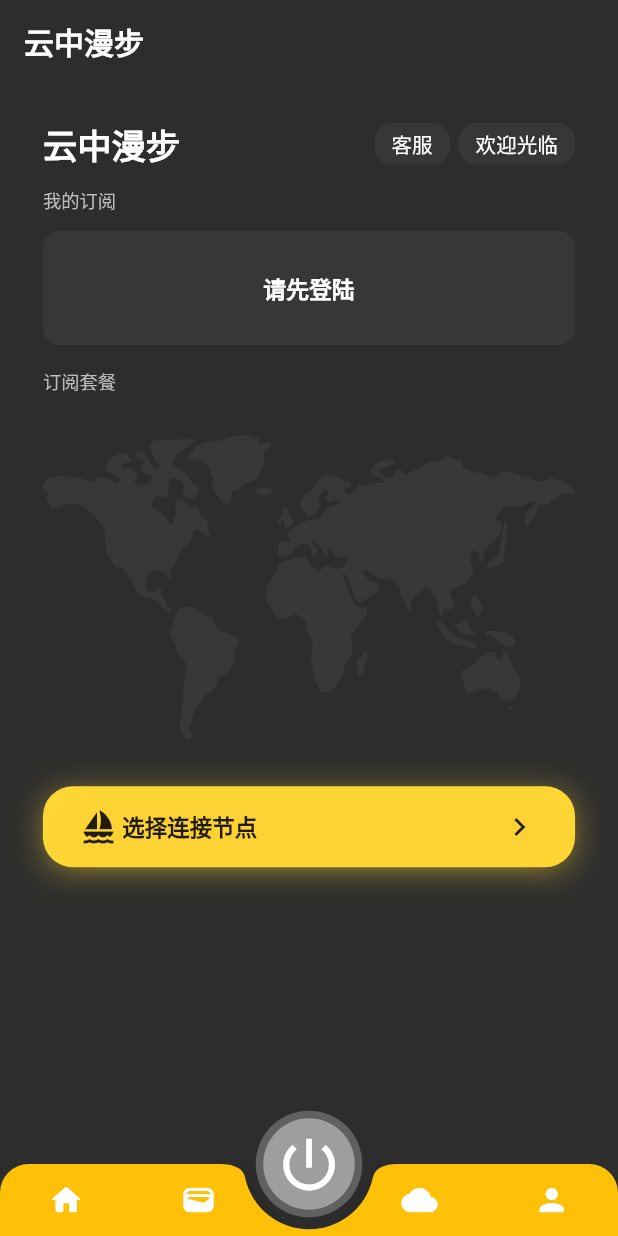
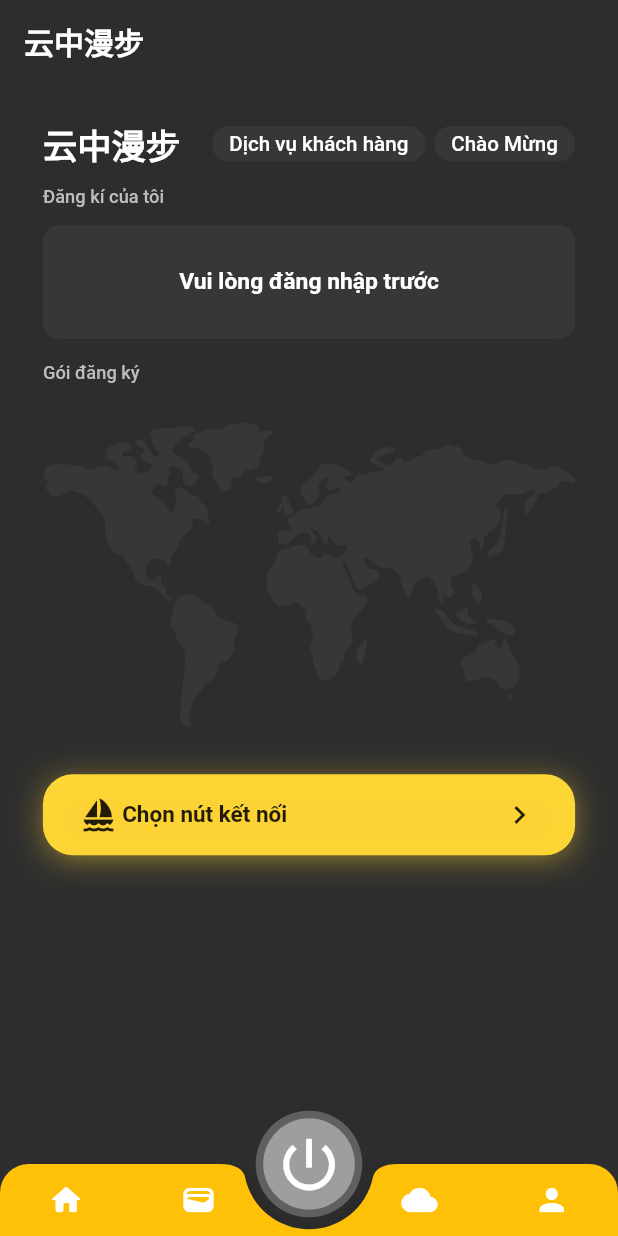
Before and after one commit to Github-Aiko/AikoVPN-Service-Application, a Flutter app: the screen it shows after launch, on a phone screen of 412 x 824 dp. Run offline on Flutter 3.47's test engine with Material 2 defaults, Android fonts, the phone set to English and light mode, and no system bars; our stand-ins replace dio, fluro, flutter_login, flutter_screenutil, fluttertoast, modal_bottom_sheet and 2 more; missing offline and left inert: crisp, flutter_icmp_ping; accounts and stored records are empty; generated files the repository leaves out were written again; network calls fail.

Commit message:
Update Language

```diff
--- a/lib/models/app_model.dart
+++ b/lib/models/app_model.dart
@@ -40,9 +40,9 @@ class AppModel extends BaseModel {
 
   final Map _tabMap = {
     0: AppStrings.appName,
-    1: '套餐',
-    2: '节点',
-    3: '我的',
+    1: 'Combo',
+    2: 'Node',
+    3: 'mine',
   };
 
   void jumpToPage(int page) {
@@ -77,7 +77,7 @@ class AppModel extends BaseModel {
   void togglePowerButton() async {
     if (vpnStatus == VpnStatus.connecting) {
       Fluttertoast.showToast(
-          msg: "正在连接中，请稍后...",
+          msg: "Connecting, please wait...",
           toastLength: Toast.LENGTH_SHORT,
           gravity: ToastGravity.CENTER,
           timeInSecForIosWeb: 2,
@@ -88,7 +88,7 @@ class AppModel extends BaseModel {
 
     if (vpnStatus == VpnStatus.disconnecting) {
       Fluttertoast.showToast(
-          msg: "正在断开中，请稍后...",
+          msg: "Disconnecting, please wait...",
           toastLength: Toast.LENGTH_SHORT,
           gravity: ToastGravity.CENTER,
           timeInSecForIosWeb: 2,
--- a/lib/pages/crisp_page.dart
+++ b/lib/pages/crisp_page.dart
@@ -18,7 +18,7 @@ class CrispPageState extends State<CrispPage> {
 
     crispMain = CrispMain(
       websiteId: AppStrings.crispWebsiteId,
-      locale: 'zh-cn',
+      locale: 'vi-VN',
     );
   }
 
--- a/lib/pages/login/login_page.dart
+++ b/lib/pages/login/login_page.dart
@@ -22,17 +22,17 @@ class LoginPageState extends State<LoginPage> {
 
   static String? _emailValidator(value) {
     if (value.isEmpty || !RegExp(r'^[^\s@]+@[^\s@]+\.[^\s@]+$').hasMatch(value)) {
-      return '请输入正确邮箱!';
+      return 'Vui lòng nhập địa chỉ email chính xác!';
     }
     return null;
   }
 
   static String? _passwordValidator(String? value) {
     if (value?.isEmpty == true) {
-      return '密码不能为空!';
+      return 'Vui lòng nhập địa chỉ email chính xác!';
     }
     if (value?.length == null || value!.length < 6) {
-      return '密码不能小于6位';
+      return 'Mật khẩu không được ít hơn 6 ký tự';
     }
     return null;
   }
@@ -43,7 +43,7 @@ class LoginPageState extends State<LoginPage> {
     try {
       await _loginModel.login(data.name, data.password);
     } catch (error) {
-      result = '登陆失败，请重试';
+      result = 'Đăng nhập thất bại. Xin hãy thử lại';
     }
 
     return result;
@@ -57,7 +57,7 @@ class LoginPageState extends State<LoginPage> {
 
       await _loginModel.login(data.name, data.password);
     } catch (error) {
-      result = '注册失败，请重试';
+      result = 'Đăng ký không thành công, vui lòng thử lại';
     }
 
     return result;
@@ -79,18 +79,18 @@ class LoginPageState extends State<LoginPage> {
       onLogin: _login,
       onSignup: _register,
       messages: LoginMessages(
-          userHint: '邮箱',
-          passwordHint: '密码',
-          confirmPasswordHint: '确认密码',
-          confirmPasswordError: '两次密码不匹配',
-          forgotPasswordButton: '忘记密码？',
-          loginButton: '登陆',
-          signupButton: '注册',
-          recoverPasswordIntro: '重置密码',
-          recoverPasswordButton: '确定',
-          recoverPasswordDescription: '系统将向您的邮箱发送一封重置密码邮件，请注意查收',
-          recoverPasswordSuccess: '发送成功',
-          goBackButton: '返回'),
+          userHint: 'Mail',
+          passwordHint: 'Mật Khẩu',
+          confirmPasswordHint: 'Xác nhận mật khẩu',
+          confirmPasswordError: 'Hai mật khẩu không khớp',
+          forgotPasswordButton: 'Quên mật khẩu?',
+          loginButton: 'Đăng Nhập',
+          signupButton: 'Đăng Kí',
+          recoverPasswordIntro: 'Đặt lại mật khẩu',
+          recoverPasswordButton: 'Chắc chắn',
+          recoverPasswordDescription: 'Hệ thống sẽ gửi email đặt lại mật khẩu vào hòm thư của bạn, hãy chú ý kiểm tra nhé',
+          recoverPasswordSuccess: 'Gửi thành công',
+          goBackButton: 'Trở lại'),
       onSubmitAnimationCompleted: () {
         NavigatorUtil.goHomePage(context);
       },
--- a/lib/pages/my_profile.dart
+++ b/lib/pages/my_profile.dart
@@ -54,7 +54,7 @@ class MyProfileState extends State<MyProfile> {
                   children: <Widget>[
                     ProfileWidget(
                       avatar: _userModel.userEntity?.avatarUrl,
-                      userName: _userModel.userEntity?.email ?? "欢迎光临",
+                      userName: _userModel.userEntity?.email ?? "Chào mừng",
                       onTap: onLogoutTap,
                     ),
                     Container(
@@ -118,12 +118,12 @@ class AccountWidget extends StatelessWidget {
           Container(
             padding: const EdgeInsets.only(bottom: 16),
             child: InkWell(
-              onTap: () => onWebLinkTap("个人中心", '/profile'),
+              onTap: () => onWebLinkTap("Trung tâm cá nhân", '/profile'),
               child: Row(
                 mainAxisAlignment: MainAxisAlignment.spaceBetween,
                 children: const [
                   Text(
-                    "🙍 个人中心",
+                    "🙍 Trung tâm cá nhân",
                     style: TextStyle(
                       fontSize: 18,
                     ),
@@ -136,12 +136,12 @@ class AccountWidget extends StatelessWidget {
           Container(
             padding: const EdgeInsets.only(bottom: 16),
             child: InkWell(
-              onTap: () => onWebLinkTap("我的工单", "/ticket"),
+              onTap: () => onWebLinkTap("Ticket của tôi", "/ticket"),
               child: Row(
                 mainAxisAlignment: MainAxisAlignment.spaceBetween,
                 children: const [
                   Text(
-                    "🎫 我的工单",
+                    "🎫 Ticket của tôi",
                     style: TextStyle(
                       fontSize: 18,
                     ),
@@ -154,12 +154,12 @@ class AccountWidget extends StatelessWidget {
           Container(
             padding: const EdgeInsets.only(bottom: 16),
             child: InkWell(
-              onTap: () => onWebLinkTap("流量明细", "traffic"),
+              onTap: () => onWebLinkTap("Chi tiết dung lượng", "traffic"),
               child: Row(
                 mainAxisAlignment: MainAxisAlignment.spaceBetween,
                 children: const [
                   Text(
-                    "🔖 流量明细",
+                    "🔖 Chi tiết dung lượng",
                     style: TextStyle(
                       fontSize: 18,
                     ),
@@ -193,7 +193,7 @@ class FinanceWidget extends StatelessWidget {
               mainAxisAlignment: MainAxisAlignment.spaceBetween,
               children: const [
                 Text(
-                  "财务",
+                  "Tài chính",
                   style: TextStyle(
                     color: Color(0xFFADADAD),
                     fontSize: 20,
@@ -206,12 +206,12 @@ class FinanceWidget extends StatelessWidget {
           Container(
             padding: const EdgeInsets.only(bottom: 16),
             child: InkWell(
-              onTap: () => onWebLinkTap("我的订单", "/order"),
+              onTap: () => onWebLinkTap("Đặt Hàng", "/order"),
               child: Row(
                 mainAxisAlignment: MainAxisAlignment.spaceBetween,
                 children: const [
                   Text(
-                    "💳 我的订单",
+                    "💳 Đơn hàng của tôi",
                     style: TextStyle(
                       fontSize: 18,
                     ),
@@ -224,12 +224,12 @@ class FinanceWidget extends StatelessWidget {
           Container(
             padding: const EdgeInsets.only(bottom: 16),
             child: InkWell(
-              onTap: () => onWebLinkTap("我的邀请", "/invite"),
+              onTap: () => onWebLinkTap("Lời mời của tôi", "/invite"),
               child: Row(
                 mainAxisAlignment: MainAxisAlignment.spaceBetween,
                 children: const [
                   Text(
-                    "🫲 我的邀请",
+                    "🗳 Lời mời của tôi",
                     style: TextStyle(
                       fontSize: 18,
                     ),
--- a/lib/pages/server_list.dart
+++ b/lib/pages/server_list.dart
@@ -63,7 +63,7 @@ class ServerListPageState extends State<ServerListPage> with AutomaticKeepAliveC
           child: Container(
             alignment: Alignment.center,
             child: Text(
-              '节点列表为空，请确认是否已经订阅',
+              'Danh sách nút trống, vui lòng xác nhận xem bạn đã đăng ký chưa',
               style: TextStyle(
                   fontWeight: FontWeight.bold,
                   fontSize: ScreenUtil().setWidth(40),
@@ -85,12 +85,12 @@ class ServerListPageState extends State<ServerListPage> with AutomaticKeepAliveC
           children: [
             RichText(
                 text: TextSpan(
-                    text: '请选择 ',
+                    text: 'Xin vui lòng chọn',
                     style: Theme.of(context).textTheme.titleSmall?.copyWith(
                         fontWeight: FontWeight.w700, color: _appModel.isOn ? AppColors.grayColor : Colors.white),
                     children: [
                   TextSpan(
-                      text: '节点',
+                      text: 'Node',
                       style: Theme.of(context).textTheme.titleSmall?.copyWith(
                           fontWeight: FontWeight.normal, color: _appModel.isOn ? AppColors.grayColor : Colors.white))
                 ])),
@@ -202,7 +202,7 @@ class ServerListPageState extends State<ServerListPage> with AutomaticKeepAliveC
                       padding: EdgeInsets.only(right: ScreenUtil().setWidth(10)),
                       child: Text(
                         _serverModel.serverEntityList[index].ping!.inSeconds > 10
-                            ? '超时'
+                            ? 'Hết thời gian'
                             : "${_serverModel.serverEntityList[index].ping!.inMilliseconds}ms",
                         style: TextStyle(
                             color: _serverModel.serverEntityList[index].ping!.inSeconds > 10
--- a/lib/utils/http_util.dart
+++ b/lib/utils/http_util.dart
@@ -17,7 +17,7 @@ class HttpUtil {
     );
     dio = Dio(options);
     dio.interceptors.add(InterceptorsWrapper(onRequest: (options, handler) async {
-      print("========================请求数据===================");
+      print("========================Yêu cầu dữ liệu===================");
       print("url=${options.uri.toString()}");
       print("headers=${options.headers}");
       print("params=${options.data}");
@@ -40,7 +40,7 @@ class HttpUtil {
 
       return handler.next(options);
     }, onResponse: (response, handler) {
-      print("========================请求数据===================");
+      print("========================Yêu cầu dữ liệu===================");
       print("code=${response.statusCode}");
 
       if (response.statusCode! < 200 || response.statusCode! >= 300) {
@@ -54,7 +54,7 @@ class HttpUtil {
 
       return handler.next(response);
     }, onError: (error, handler) {
-      print("========================请求错误===================");
+      print("========================Yêu cầu sai===================");
       print("message =${error.message}");
       print("code=${error.response?.statusCode}");
 
--- a/lib/widgets/connection_stats.dart
+++ b/lib/widgets/connection_stats.dart
@@ -69,7 +69,7 @@ class ConnectionStatsState extends State<ConnectionStats> {
               Row(mainAxisAlignment: MainAxisAlignment.center, children: const [
                 Icon(Icons.map,
                     color: AppColors.grayColor, size: 20),
-                Text("其他节点",
+                Text("Các nút khác",
                     style:
                     TextStyle(fontSize: 12, color: AppColors.grayColor)),
                 Icon(Icons.chevron_right, color: AppColors.grayColor, size: 20)
@@ -108,7 +108,7 @@ class ConnectionStatsState extends State<ConnectionStats> {
                     crossAxisAlignment: CrossAxisAlignment.start,
                     children: [
                       const Text(
-                        "下行速度",
+                        "Tốc độ Download",
                         style: TextStyle(
                             color: AppColors.grayColor,
                             fontWeight: FontWeight.w500),
@@ -160,7 +160,7 @@ class ConnectionStatsState extends State<ConnectionStats> {
                     crossAxisAlignment: CrossAxisAlignment.start,
                     children: [
                       const Text(
-                        "上行速度",
+                        "Tốc độ Upload",
                         style: TextStyle(
                             color: AppColors.grayColor,
                             fontWeight: FontWeight.w500),
--- a/lib/widgets/logo_bar.dart
+++ b/lib/widgets/logo_bar.dart
@@ -48,7 +48,7 @@ class LogoBar extends StatelessWidget {
                     padding: EdgeInsets.symmetric(
                         vertical: ScreenUtil().setWidth(10), horizontal: ScreenUtil().setWidth(30)),
                     child: Text(
-                      "客服",
+                      "Dịch vụ khách hàng",
                       style:
                       TextStyle(fontSize: ScreenUtil().setSp(36), color: Colors.white, fontWeight: FontWeight.w500),
                     ),
@@ -66,7 +66,7 @@ class LogoBar extends StatelessWidget {
                     padding: EdgeInsets.symmetric(
                         vertical: ScreenUtil().setWidth(10), horizontal: ScreenUtil().setWidth(30)),
                     child: Text(
-                      userSubscribeModel?.userSubscribeEntity?.email ?? "欢迎光临",
+                      userSubscribeModel?.userSubscribeEntity?.email ?? "Chào Mừng",
                       style:
                           TextStyle(fontSize: ScreenUtil().setSp(36), color: Colors.white, fontWeight: FontWeight.w500),
                     ),
@@ -88,7 +88,7 @@ class LogoBar extends StatelessWidget {
                           padding: EdgeInsets.symmetric(
                               vertical: ScreenUtil().setWidth(10), horizontal: ScreenUtil().setWidth(30)),
                           child: Text(
-                            '退出',
+                            'Thoát',
                             style: TextStyle(
                                 fontSize: ScreenUtil().setSp(36), color: Colors.white, fontWeight: FontWeight.w500),
                           ),
--- a/lib/widgets/my_subscribe.dart
+++ b/lib/widgets/my_subscribe.dart
@@ -36,7 +36,7 @@ class MySubscribeState extends State<MySubscribe> {
         Padding(
           padding: EdgeInsets.only(left: ScreenUtil().setWidth(75)),
           child: Text(
-            "我的订阅",
+            "Đăng kí của tôi",
             style: TextStyle(
                 fontSize: ScreenUtil().setSp(32),
                 color: widget.isOn ? AppColors.grayColor : Colors.grey[400],
@@ -77,7 +77,7 @@ class MySubscribeState extends State<MySubscribe> {
         child: Container(
           alignment: Alignment.center,
           child: Text(
-            !widget.isLogin ? '请先登陆' : '请先订阅下方套餐',
+            !widget.isLogin ? 'Vui lòng đăng nhập trước' : 'Vui lòng đăng ký gói bên dưới',
             style: TextStyle(
                 fontWeight: FontWeight.bold,
                 fontSize: ScreenUtil().setWidth(40),
@@ -100,7 +100,7 @@ class MySubscribeState extends State<MySubscribe> {
         child: Container(
           alignment: Alignment.center,
           child: Text(
-            '套餐已过期，请重新订阅',
+            'Gói đã hết, vui lòng đăng ký lại',
             style: TextStyle(
                 fontWeight: FontWeight.bold,
                 fontSize: ScreenUtil().setWidth(40),
@@ -142,8 +142,8 @@ class MySubscribeState extends State<MySubscribe> {
                         Padding(padding: EdgeInsets.only(left: ScreenUtil().setWidth(15))),
                         Text(
                           widget.userSubscribeEntity?.expiredAt != null
-                              ? '${DateFormat('yyyy-MM-dd HH:mm:ss').format(DateTime.fromMillisecondsSinceEpoch(widget.userSubscribeEntity!.expiredAt * 1000))}过期'
-                              : '长期有效',
+                              ? '${DateFormat('yyyy-MM-dd HH:mm:ss').format(DateTime.fromMillisecondsSinceEpoch(widget.userSubscribeEntity!.expiredAt * 1000))}Hết hạn'
+                              : 'Dài hạn',
                           style: TextStyle(
                               fontWeight: FontWeight.bold,
                               fontSize: ScreenUtil().setSp(35),
@@ -198,7 +198,7 @@ class MySubscribeState extends State<MySubscribe> {
                               _appModel.getTunnelLog();
                             },
                             child: Text(
-                              '续费',
+                              'Thay mới',
                               style: TextStyle(color: Colors.black87, fontSize: ScreenUtil().setSp(36)),
                             ),
                           ),
@@ -218,7 +218,7 @@ class MySubscribeState extends State<MySubscribe> {
                           _appModel.getTunnelConfiguration();
                         },
                         child: Text(
-                          '重置',
+                          'Cài lại',
                           style: TextStyle(color: Colors.black87, fontSize: ScreenUtil().setSp(36)),
                         ),
                       ),
--- a/lib/widgets/plan_list.dart
+++ b/lib/widgets/plan_list.dart
@@ -41,7 +41,7 @@ class PlanListState extends State<PlanList> with AutomaticKeepAliveClientMixin {
         Padding(
           padding: EdgeInsets.only(left: ScreenUtil().setWidth(75)),
           child: Text(
-            "订阅套餐",
+            "Gói đăng ký",
             style: TextStyle(
                 fontSize: ScreenUtil().setSp(32),
                 color: widget.isOn ? AppColors.grayColor : Colors.grey[400],
@@ -123,7 +123,7 @@ class PlanListState extends State<PlanList> with AutomaticKeepAliveClientMixin {
                                   color: const Color(0xFF1abb1d),
                                 ),
                                 Text(
-                                  "已订阅",
+                                  "Đã đăng ký",
                                   style: TextStyle(
                                       fontSize: ScreenUtil().setSp(32),
                                       color: const Color(0xFF1abb1d),
@@ -131,7 +131,7 @@ class PlanListState extends State<PlanList> with AutomaticKeepAliveClientMixin {
                                 )
                               ],
                             )
-                          : Text("选购",
+                          : Text("Lựa chọn và mua hàng",
                               style: TextStyle(
                                   fontSize: ScreenUtil().setSp(32),
                                   fontWeight: FontWeight.w500,
--- a/lib/widgets/power_btn.dart
+++ b/lib/widgets/power_btn.dart
@@ -30,7 +30,7 @@ class PowerButtonState extends State<PowerButton> {
   Future<void> pressConnectBtn() async {
     if (_serverModel.selectServerEntity == null) {
       Fluttertoast.showToast(
-          msg: "请选择服务器节点",
+          msg: "Vui lòng chọn một nút máy chủ",
           toastLength: Toast.LENGTH_SHORT,
           gravity: ToastGravity.CENTER,
           timeInSecForIosWeb: 2,
--- a/lib/widgets/profile_widget.dart
+++ b/lib/widgets/profile_widget.dart
@@ -40,7 +40,7 @@ class ProfileWidget extends StatelessWidget {
                     child: Container(
                       padding: const EdgeInsets.symmetric(vertical: 5, horizontal: 10),
                       child: const Text(
-                        '退出',
+                        'Thoát',
                         style: TextStyle(fontSize: 14, color: Colors.white, fontWeight: FontWeight.w500),
                       ),
                     ),
--- a/lib/widgets/recent_connection_bottom_sheet.dart
+++ b/lib/widgets/recent_connection_bottom_sheet.dart
@@ -263,7 +263,7 @@ class SheetHeader extends StatelessWidget {
     return Positioned(
       top: topMargin,
       child: Text(
-        '最近连接节点',
+        'Các nút kết nối gần đây',
         style: TextStyle(
           color: Colors.grey[100],
           fontSize: fontSize,
--- a/lib/widgets/select_location.dart
+++ b/lib/widgets/select_location.dart
@@ -56,7 +56,7 @@ class SelectLocationState extends State<SelectLocation> {
                 const Icon(Icons.sailing),
                 Padding(padding: EdgeInsets.only(left: ScreenUtil().setWidth(10))),
                 Text(
-                  _serverModel.selectServerEntity?.name ?? "选择连接节点",
+                  _serverModel.selectServerEntity?.name ?? "Chọn nút kết nối",
                   style: const TextStyle(fontSize: 15, fontWeight: FontWeight.bold),
                 ),
                 Expanded(child: Container()),
--- a/lib/widgets/sliding_cards.dart
+++ b/lib/widgets/sliding_cards.dart
@@ -221,11 +221,11 @@ class CardContentState extends State<CardContent> {
                       () => UserService().getQuickLoginUrl({
                             'redirect': "/plan/${widget.id}"
                           })?.then((value) {
-                            NavigatorUtil.goWebView(context, "配置订阅", value);
+                            NavigatorUtil.goWebView(context, "Cấu hình đăng ký", value);
                           })),
                   child: Transform.translate(
                     offset: Offset(24 * widget.offset, 0),
-                    child: Text('购买',
+                    child: Text('Mua',
                         style: TextStyle(
                             color: Colors.black87,
                             fontSize: ScreenUtil().setSp(36))),
@@ -236,7 +236,7 @@ class CardContentState extends State<CardContent> {
               Transform.translate(
                 offset: Offset(32 * widget.offset, 0),
                 child: Text(
-                  '¥ ${widget.lowestPrice} 起',
+                    'VND ${widget.lowestPrice} (bắt đầu từ)',
                   style: const TextStyle(
                     fontWeight: FontWeight.bold,
                     fontSize: 20,
```
Also changed, not shown: 3 other files.
